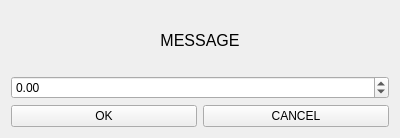
ptroja/mrrocpp, file src/ui-qt/base/ui_ecp_dialogs/wgt_teaching.ui: the form before one commit.
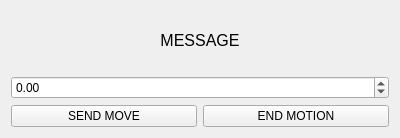
The form after the commit.

What changed in the file:
```diff
--- a/src/ui-qt/base/ui_ecp_dialogs/wgt_teaching.ui
+++ b/src/ui-qt/base/ui_ecp_dialogs/wgt_teaching.ui
@@ -51,14 +51,14 @@
    <item row="2" column="0">
     <widget class="QPushButton" name="pushButton_ok">
      <property name="text">
-      <string>OK</string>
+      <string>SEND MOVE</string>
      </property>
     </widget>
    </item>
    <item row="2" column="1">
     <widget class="QPushButton" name="pushButton_cancel">
      <property name="text">
-      <string>CANCEL</string>
+      <string>END MOTION</string>
      </property>
     </widget>
    </item>
```
Left out of the diff: 4 changed lines with no effect on the pictures.
